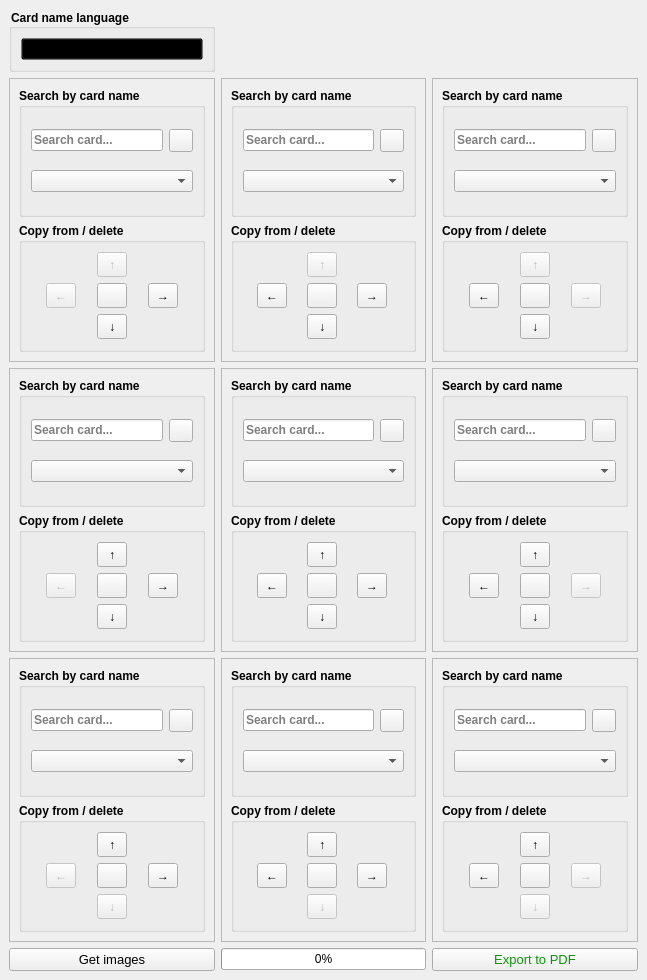
First picture: the form in mainwindow.ui, repository ManuelAndia/YGOProxyPrinter, before the edit.
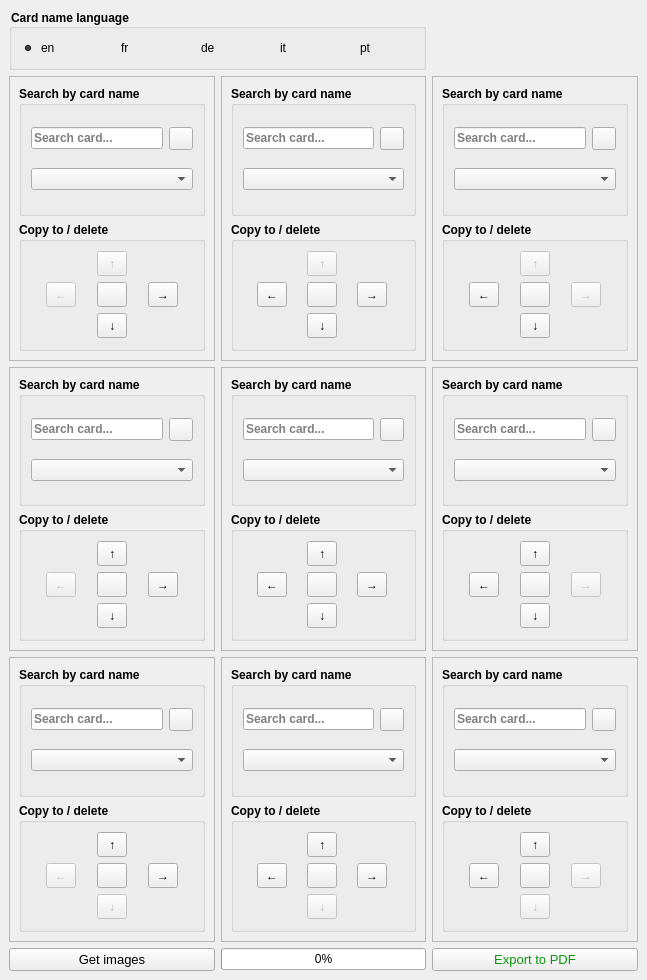
Second picture: the form after the edit.

Diff of the .ui file:
```diff
--- a/mainwindow.ui
+++ b/mainwindow.ui
@@ -127,7 +127,7 @@
           </font>
          </property>
          <property name="title">
-          <string>Copy from / delete</string>
+          <string>Copy to / delete</string>
          </property>
          <layout class="QGridLayout" name="gridLayout_2">
           <item row="0" column="1">
@@ -266,7 +266,7 @@
           </font>
          </property>
          <property name="title">
-          <string>Copy from / delete</string>
+          <string>Copy to / delete</string>
          </property>
          <layout class="QGridLayout" name="gridLayout_3">
           <item row="0" column="1">
@@ -402,7 +402,7 @@
           </font>
          </property>
          <property name="title">
-          <string>Copy from / delete</string>
+          <string>Copy to / delete</string>
          </property>
          <layout class="QGridLayout" name="gridLayout_5">
           <item row="0" column="1">
@@ -538,7 +538,7 @@
           </font>
          </property>
          <property name="title">
-          <string>Copy from / delete</string>
+          <string>Copy to / delete</string>
          </property>
          <layout class="QGridLayout" name="gridLayout_10">
           <item row="0" column="1">
@@ -677,7 +677,7 @@
           </font>
          </property>
          <property name="title">
-          <string>Copy from / delete</string>
+          <string>Copy to / delete</string>
          </property>
          <layout class="QGridLayout" name="gridLayout_6">
           <item row="0" column="1">
@@ -810,7 +810,7 @@
           </font>
          </property>
          <property name="title">
-          <string>Copy from / delete</string>
+          <string>Copy to / delete</string>
          </property>
          <layout class="QGridLayout" name="gridLayout_4">
           <item row="0" column="1">
@@ -949,7 +949,7 @@
           </font>
          </property>
          <property name="title">
-          <string>Copy from / delete</string>
+          <string>Copy to / delete</string>
          </property>
          <layout class="QGridLayout" name="gridLayout_7">
           <item row="0" column="1">
@@ -1085,7 +1085,7 @@
           </font>
          </property>
          <property name="title">
-          <string>Copy from / delete</string>
+          <string>Copy to / delete</string>
          </property>
          <layout class="QGridLayout" name="gridLayout_8">
           <item row="0" column="1">
@@ -1224,7 +1224,7 @@
           </font>
          </property>
          <property name="title">
-          <string>Copy from / delete</string>
+          <string>Copy to / delete</string>
          </property>
          <layout class="QGridLayout" name="gridLayout_9">
           <item row="0" column="1">
@@ -1301,7 +1301,7 @@
       </layout>
      </widget>
     </item>
-    <item row="0" column="0">
+    <item row="0" column="0" colspan="2">
      <widget class="QGroupBox" name="LanguageGroupBox">
       <property name="sizePolicy">
        <sizepolicy hsizetype="Preferred" vsizetype="Preferred">
@@ -1322,8 +1322,58 @@
        <string>Card name language</string>
       </property>
       <layout class="QGridLayout" name="gridLayout_11">
+       <item row="0" column="2">
+        <widget class="QRadioButton" name="GermanRadioButton">
+         <property name="toolTip">
+          <string>Deutsch</string>
+         </property>
+         <property name="text">
+          <string>de</string>
+         </property>
+        </widget>
+       </item>
+       <item row="0" column="1">
+        <widget class="QRadioButton" name="FrenchRadioButton">
+         <property name="toolTip">
+          <string>Français</string>
+         </property>
+         <property name="text">
+          <string>fr</string>
+         </property>
+        </widget>
+       </item>
        <item row="0" column="0">
-        <widget class="QComboBox" name="LanguageComboBox"/>
+        <widget class="QRadioButton" name="EnglishRadioButton">
+         <property name="toolTip">
+          <string>English</string>
+         </property>
+         <property name="text">
+          <string>en</string>
+         </property>
+         <property name="checked">
+          <bool>true</bool>
+         </property>
+        </widget>
+       </item>
+       <item row="0" column="3">
+        <widget class="QRadioButton" name="ItalianRadioButton">
+         <property name="toolTip">
+          <string>Italiano</string>
+         </property>
+         <property name="text">
+          <string>it</string>
+         </property>
+        </widget>
+       </item>
+       <item row="0" column="4">
+        <widget class="QRadioButton" name="PortugueseRadioButton">
+         <property name="toolTip">
+          <string>Português</string>
+         </property>
+         <property name="text">
+          <string>pt</string>
+         </property>
+        </widget>
        </item>
       </layout>
      </widget>
```
Left out of the diff: 150 changed lines with no effect on the pictures.
